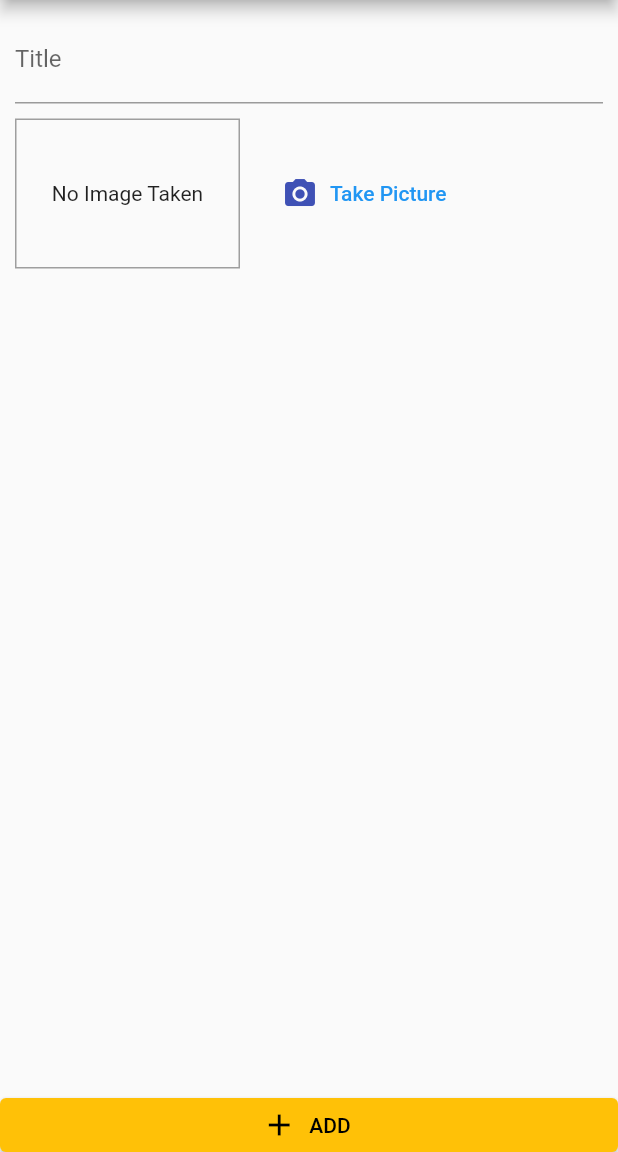
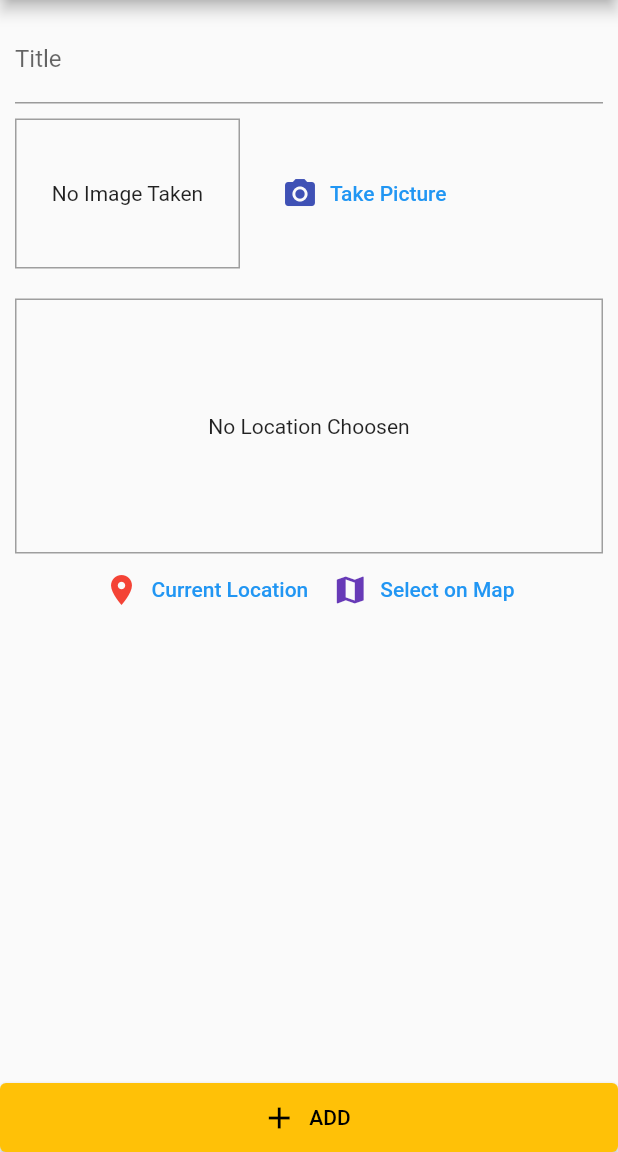
Before and after one commit to shoaib217/favorite_place_flutter, a Flutter app: the screen it shows after launch, after a tap on the "add" icon, on a phone screen of 412 x 824 dp, the part 84-1236 px from its top. Run offline on Flutter 3.47's test engine with Material 2 defaults, Android fonts, the phone set to English and light mode, and no system bars; our stand-ins replace google_maps_flutter, image_picker, location, sqflite; accounts and stored records are empty.

Commit message:
google screen added

```diff
--- /dev/null
+++ b/lib/helpers/location_helper.dart
@@ -0,0 +1,7 @@
+const googleApiKey = 'AIzaSyBc1jzXUZNLPYA61OF_jFtg0NF32YJun9U';
+
+class LocationHelper{
+  static String generateLocationPreviewImage({double? latitude,double? longitude}){
+    return "https://maps.googleapis.com/maps/api/staticmap?center=$latitude,$longitude&zoom=16&size=400x200&maptype=roadmap&markers=color:red%7Clabel:A%7C$latitude,$longitude&key=$googleApiKey";
+  }
+}
--- a/lib/screens/add_place_screen.dart
+++ b/lib/screens/add_place_screen.dart
@@ -1,4 +1,5 @@
 import 'package:flutter/material.dart';
+import 'package:place_app/widgets/location_input.dart';
 import '../widgets/image_input.dart';
 import 'dart:io';
 import 'package:provider/provider.dart';
@@ -69,6 +70,8 @@ class _AddPlaceScreenState extends State<AddPlaceScreen> {
                       height: 10,
                     ),
                     ImageInput(_selectImage),
+                    const SizedBox(height: 20,),
+                    LocationInput()
                   ],
                 ),
               ),
@@ -80,9 +83,12 @@ class _AddPlaceScreenState extends State<AddPlaceScreen> {
               Icons.add,
               color: Colors.black,
             ),
-            label: const Text(
-              'ADD',
-              style: TextStyle(color: Colors.black),
+            label: const Padding(
+              padding: EdgeInsets.fromLTRB(0, 15, 0,15),
+              child: Text(
+                'ADD',
+                style: TextStyle(color: Colors.black),
+              ),
             ),
             style: const ButtonStyle(
               tapTargetSize: MaterialTapTargetSize.shrinkWrap,
--- a/lib/screens/place_list_screen.dart
+++ b/lib/screens/place_list_screen.dart
@@ -36,27 +36,21 @@ class PlaceListScreen extends StatelessWidget {
                     onTap: () {},
                   ),
                 )),
-          child: Center(
+          child: Container(
+            alignment: Alignment.center,
             child: Column(
               mainAxisAlignment: MainAxisAlignment.center,
               children: [
-                Padding(
-                  padding: const EdgeInsets.all(8.0),
-                  child: IconButton(
-                    alignment: Alignment.center,
-                    onPressed: () =>
-                        Navigator.of(context).pushNamed(MyApp.addPlace),
-                    icon: const Icon(
-                      Icons.add,
-                      size: 60,
-                    ),
+                IconButton(
+                  onPressed: () =>
+                      Navigator.of(context).pushNamed(MyApp.addPlace),
+                  icon: const Icon(
+                    Icons.add,
                   ),
+                  iconSize: 45,
                 ),
-                const SizedBox(height: 20,),
-                const Padding(
-                  padding: EdgeInsets.all(8.0),
-                  child: Text('Got no places yet, start adding some!',textAlign: TextAlign.center,),
-                ),
+                const SizedBox(height: 10,),
+                const Text('Got no places yet, start adding some!',),
               ],
             ),
           ),
--- /dev/null
+++ b/lib/widgets/location_input.dart
@@ -0,0 +1,102 @@
+import 'package:flutter/cupertino.dart';
+import 'package:flutter/material.dart';
+import 'package:flutter/src/widgets/container.dart';
+import 'package:flutter/src/widgets/framework.dart';
+import 'package:google_maps_flutter/google_maps_flutter.dart';
+import 'package:location/location.dart';
+import 'package:place_app/helpers/location_helper.dart';
+import 'package:place_app/models/place.dart';
+import 'package:place_app/screens/map_screen.dart';
+
+class LocationInput extends StatefulWidget {
+  const LocationInput({super.key});
+
+  @override
+  State<LocationInput> createState() => _LocationInputState();
+}
+
+class _LocationInputState extends State<LocationInput> {
+  String? _previewImageUrl;
+
+  Future<void> _getCurrentLocation() async {
+    final locationData = await Location().getLocation();
+    final staticImageUrl = LocationHelper.generateLocationPreviewImage(
+        latitude: locationData.latitude, longitude: locationData.longitude);
+    print('loca - $locationData');
+    print('imgUrl - $staticImageUrl');
+
+    setState(() {
+      _previewImageUrl = staticImageUrl;
+    });
+  }
+
+  Future<void> _selectOnMap() async {
+    final latLng = await Location().getLocation();
+    final selectedLocation = await Navigator.of(context).push(MaterialPageRoute(
+      fullscreenDialog: true,
+      builder: (ctx) => MapScreen(
+        initialLocation: LatLng(
+          latLng.latitude!.toDouble(),
+          latLng.longitude!.toDouble(),
+        ),
+        isSelecting: true,
+      ),
+    ));
+  }
+
+  @override
+  Widget build(BuildContext context) {
+    return Column(
+      children: [
+        Container(
+          alignment: Alignment.center,
+          decoration:
+              BoxDecoration(border: Border.all(width: 1, color: Colors.grey)),
+          height: 170,
+          width: double.infinity,
+          child: _previewImageUrl == null
+              ? const Text(
+                  'No Location Choosen',
+                  textAlign: TextAlign.center,
+                )
+              : Hero(
+                  tag: _previewImageUrl.toString(),
+                  child: FadeInImage(
+                    placeholder: AssetImage('assets/images/staticMap.png'),
+                    image: NetworkImage(_previewImageUrl!),
+                    fit: BoxFit.cover,
+                    width: double.infinity,
+                  ),
+                ),
+        ),
+        Row(
+          mainAxisAlignment: MainAxisAlignment.center,
+          children: [
+            TextButton.icon(
+              onPressed: () => _getCurrentLocation(),
+              icon: Icon(
+                Icons.location_on,
+                color: Colors.red.shade500,
+              ),
+              label: Text(
+                'Current Location',
+                style: TextStyle(color: Theme.of(context).primaryColor),
+              ),
+            ),
+            TextButton.icon(
+              onPressed: _selectOnMap,
+              icon: const Icon(
+                Icons.map,
+                color: Colors.deepPurple,
+              ),
+              label: Text(
+                'Select on Map',
+                style: TextStyle(color: Theme.of(context).primaryColor),
+              ),
+            )
+          ],
+        ),
+      ],
+    );
+  }
+}
--- a/pubspec.yaml
+++ b/pubspec.yaml
@@ -42,6 +42,7 @@ dependencies:
   path: ^1.8.2
   sqflite: ^2.2.2
   location: ^4.4.0
+  google_maps_flutter: ^2.2.2
 
 dev_dependencies:
   flutter_test:
@@ -66,8 +67,8 @@ flutter:
   uses-material-design: true
 
   # To add assets to your application, add an assets section, like this:
-  # assets:
-  #   - images/a_dot_burr.jpeg
+  assets:
+    - assets/images/staticMap.png
   #   - images/a_dot_ham.jpeg
 
   # An image asset can refer to one or more resolution-specific "variants", see
```
Also changed, not shown: lib/screens/map_screen.dart (added, +57 -0 lines), assets/images/staticMap.png (added), pubspec.lock, 2 other files.
